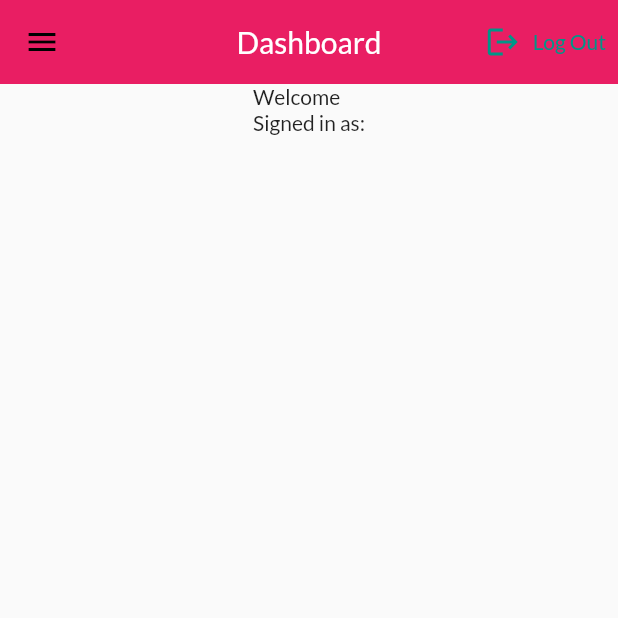
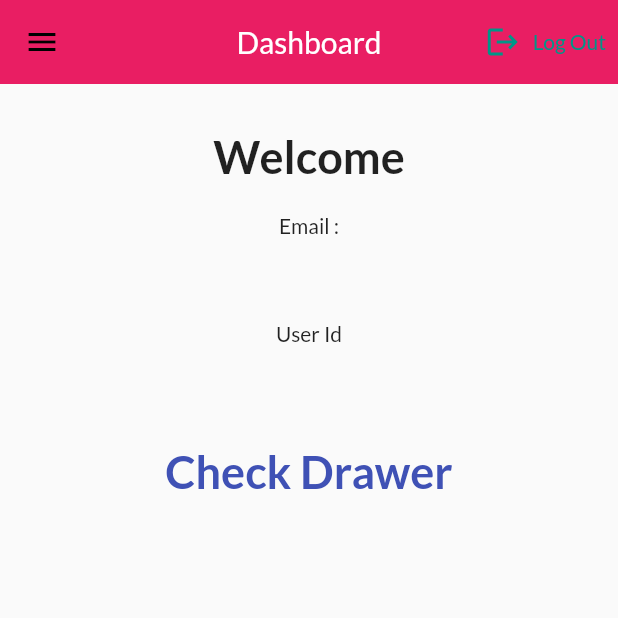
Before and after one commit to Kshiti-24/Login, a Flutter app: the NewHomePage screen opened by its route, on a phone screen of 412 x 824 dp, the top half of it. Run offline on Flutter 3.47's test engine with Material 2 defaults, Android fonts, the phone set to English and light mode, and no system bars; our stand-ins replace animated_background, animated_text_kit, firebase_auth, firebase_core, font_awesome_flutter, google_fonts and 1 more; missing offline and left inert: email_auth; accounts and stored records are empty; network calls fail.

Commit message:
Added some features

```diff
--- a/lib/pages/homepage2.dart
+++ b/lib/pages/homepage2.dart
@@ -29,12 +29,40 @@ class NewHomePage extends StatelessWidget {
       body:Center(
         child:Column(
           children: [
-            Text("Welcome\nSigned in as:"),
-            SizedBox(height: 8),
+            SizedBox(height: 30,),
+            Text("Welcome",
+              style: TextStyle(
+                fontSize: 30,
+                fontWeight: FontWeight.bold
+              ),
+            ),
+            SizedBox(height: 20,),
+            Text("Email :",),
+            SizedBox(height: 11,),
             Text(
               user.email!,
               style: const TextStyle(
                   fontSize: 20,
+                  fontWeight: FontWeight.bold
+              ),
+            ),
+            SizedBox(height: 20,),
+            Text(
+              "User Id"
+            ),
+            SizedBox(height: 11,),
+            Text(
+              user.uid,
+              style: const TextStyle(
+                  fontSize: 20,
+                  fontWeight: FontWeight.bold
+              ),
+            ),
+            SizedBox(height: 30,),
+            Text("Check Drawer",
+              style: const TextStyle(
+                color: Colors.indigo,
+                  fontSize: 30,
                   fontWeight: FontWeight.bold
               ),
             ),
--- a/lib/pages/loginPage.dart
+++ b/lib/pages/loginPage.dart
@@ -1,5 +1,6 @@
 import 'package:flutter/material.dart';
 import 'package:flutter/cupertino.dart';
+import 'package:login_ui/pages/homepage2.dart';
 import 'package:login_ui/utils/routes.dart';
 import 'package:font_awesome_flutter/font_awesome_flutter.dart';
 import 'package:login_ui/pages/homePage.dart';
@@ -199,7 +200,8 @@ class _LoginPageState extends State<LoginPage> {
                                        if (result != null) {
                                          print("Success");
                                          print(result.email);
-                                         Navigator.pushNamed(context, MyRoutes.newHomeRoute);
+                                         // Navigator.pushNamed(context, MyRoutes.newHomeRoute);
+                                         Navigator.pushAndRemoveUntil(context, MaterialPageRoute(builder: (context) => NewHomePage()), (route) => false);
                                          ScaffoldMessenger.of(context)
                                              .showSnackBar(
                                              SnackBar(content: Text(
--- a/lib/pages/signin_page.dart
+++ b/lib/pages/signin_page.dart
@@ -226,9 +226,6 @@ class _SignInPageState extends State<SignInPage> {
                                     loading=true;
                                   });
                                   if(_key.currentState!.validate()) {
-                                    ScaffoldMessenger.of(context).showSnackBar(
-                                        SnackBar(content: Text(
-                                            'Please verify your email')));
                                     User? result = await AuthService().register(
                                         emailController.text,
                                         passwordController.text, context);
@@ -237,6 +234,9 @@ class _SignInPageState extends State<SignInPage> {
                                       print(result.email);
                                       Navigator.pushNamed(
                                           context, MyRoutes.verifyRoute);
+                                      ScaffoldMessenger.of(context).showSnackBar(
+                                          SnackBar(content: Text(
+                                              'Please verify your email')));
                                     }
                                     const Text("Signing Up");
                                   }
--- a/lib/pages/verify.dart
+++ b/lib/pages/verify.dart
@@ -1,6 +1,7 @@
 import 'package:firebase_auth/firebase_auth.dart';
 import 'package:flutter/material.dart';
 import 'package:flutter/cupertino.dart';
+import 'package:login_ui/pages/homepage2.dart';
 import 'package:login_ui/utils/routes.dart';
 import 'package:font_awesome_flutter/font_awesome_flutter.dart';
 import 'package:login_ui/pages/homePage.dart';
@@ -137,10 +138,10 @@ class _VerifyPageState extends State<VerifyPage> {
                                 onTap: () {
                                   if(_key.currentState!.validate()){
                                     verifyEmail();
+                                    const Text("Verifying Email");
+                                    Navigator.pushAndRemoveUntil(context, MaterialPageRoute(builder: (context) => NewHomePage()), (route) => false);
                                     ScaffoldMessenger.of(context).showSnackBar(
                                         SnackBar(content: Text('Signed Up successfully')));
-                                    const Text("Verifying Email");
-                                    Navigator.pushNamed(context, MyRoutes.newHomeRoute);
                                   }
                                 },
                                 child: Padding
--- a/lib/widgets/drawer.dart
+++ b/lib/widgets/drawer.dart
@@ -1,5 +1,6 @@
 import 'package:flutter/cupertino.dart';
 import 'package:flutter/material.dart';
+import 'package:login_ui/utils/routes.dart';
 class MyDrawer extends StatelessWidget {
   const MyDrawer({Key? key}) : super(key: key);
 
@@ -39,6 +40,9 @@ class MyDrawer extends StatelessWidget {
                   color: Colors.white,
                 ),
               ),
+              onTap: (){
+                Navigator.pushNamed(context, MyRoutes.homeRoute);
+              },
             ),
             ListTile(
               leading: Icon(
```
Also changed, not shown: lib/main.dart (+12 -2 lines).
